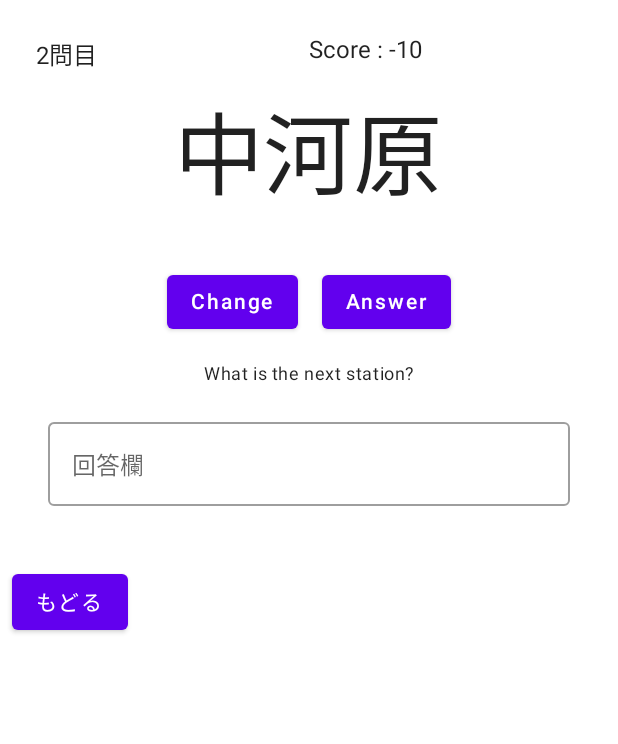
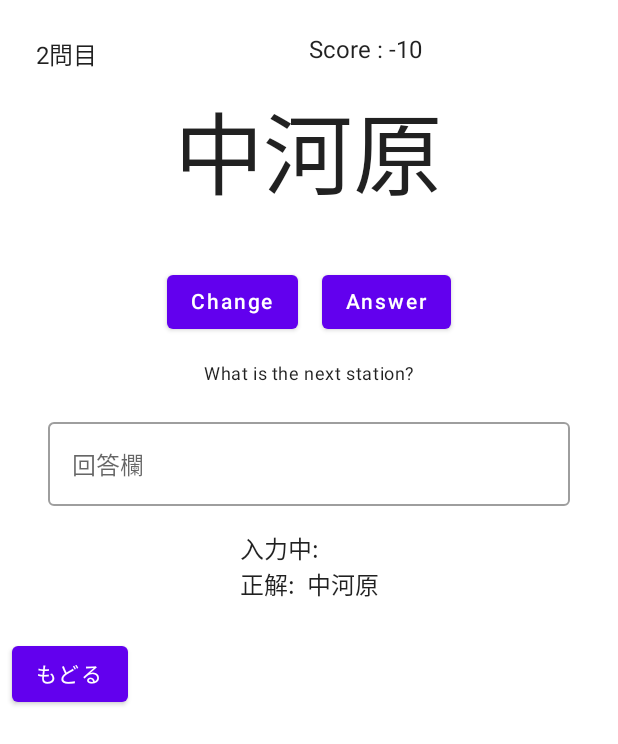
Before and after one commit to Prgckwb/StationQuiz, an Android app built with Jetpack Compose: the DisplayGameScreen screen opened through its navigation route, after a tap on "Answer", on a phone screen of 412 x 824 dp. Shown: the top 744 px of the screen. Run offline under Robolectric (Android 15) with nearby library versions, the phone set to English and light mode, and no system bars; 1 other tap on this screen came first.

Commit message:
fix: １問目の答えが想定と異なるbugを修正

```diff
--- a/app/src/main/java/com/prgckwb/stationquiz/screen/GameScreen.kt
+++ b/app/src/main/java/com/prgckwb/stationquiz/screen/GameScreen.kt
@@ -1,6 +1,7 @@
 package com.prgckwb.stationquiz.screen
 
 import androidx.compose.foundation.layout.*
+import androidx.compose.foundation.lazy.LazyColumn
 import androidx.compose.material.*
 import androidx.compose.runtime.*
 import androidx.compose.ui.Alignment
@@ -61,7 +62,7 @@ fun PlayGame(gameModel: GameModel) {
 
 //        駅名表示
         Text(
-            text = station.name,
+            text = gameModel.stationNow.name,
             style = MaterialTheme.typography.h2,
         )
 
@@ -74,12 +75,14 @@ fun PlayGame(gameModel: GameModel) {
             }) {
                 Text(text = "Change")
             }
+
             Spacer(modifier = Modifier.padding(8.dp))
+
             Button(onClick = {
+                station = gameModel.stationNow
                 gameModel.checkAnswer(text)
                 score = gameModel.score
                 questionNum = gameModel.questionNum
-                station = gameModel.stationNow
                 text = ""
             }) {
                 Text(text = "Answer")
@@ -102,6 +105,10 @@ fun PlayGame(gameModel: GameModel) {
                 .padding(16.dp),
             maxLines = 1
         )
+        Column{
+            Text(text = "入力中: ${text}")
+            Text(text = "正解:  ${gameModel.stationNow.name}")
+        }
     }
 }
 
```
